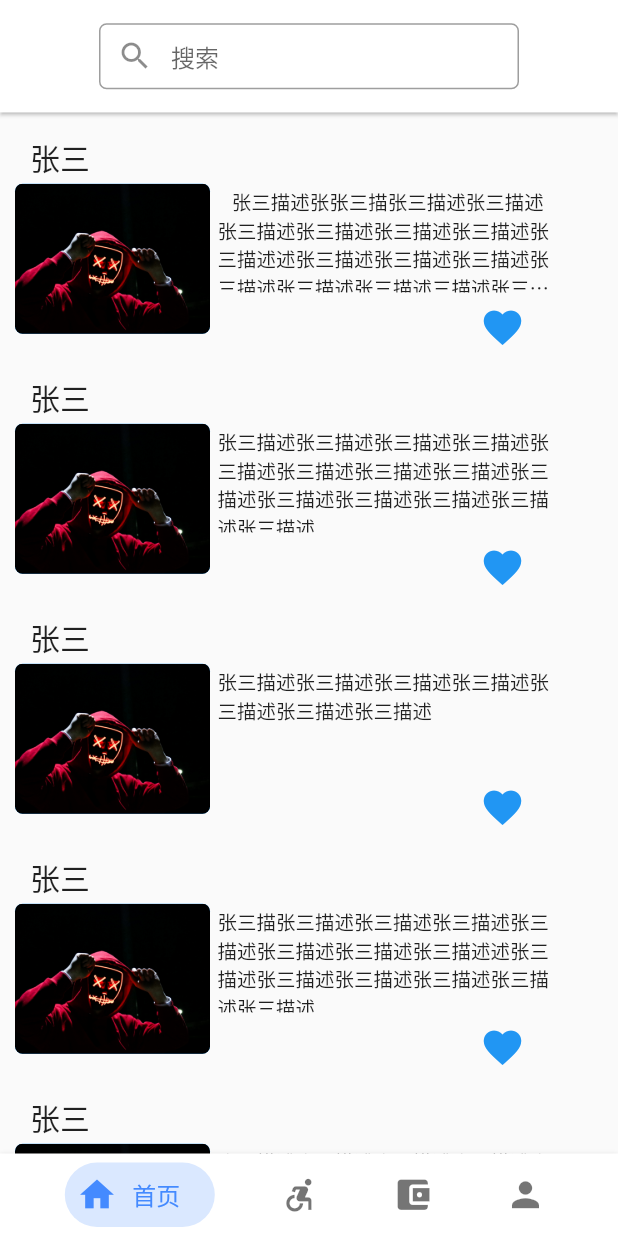
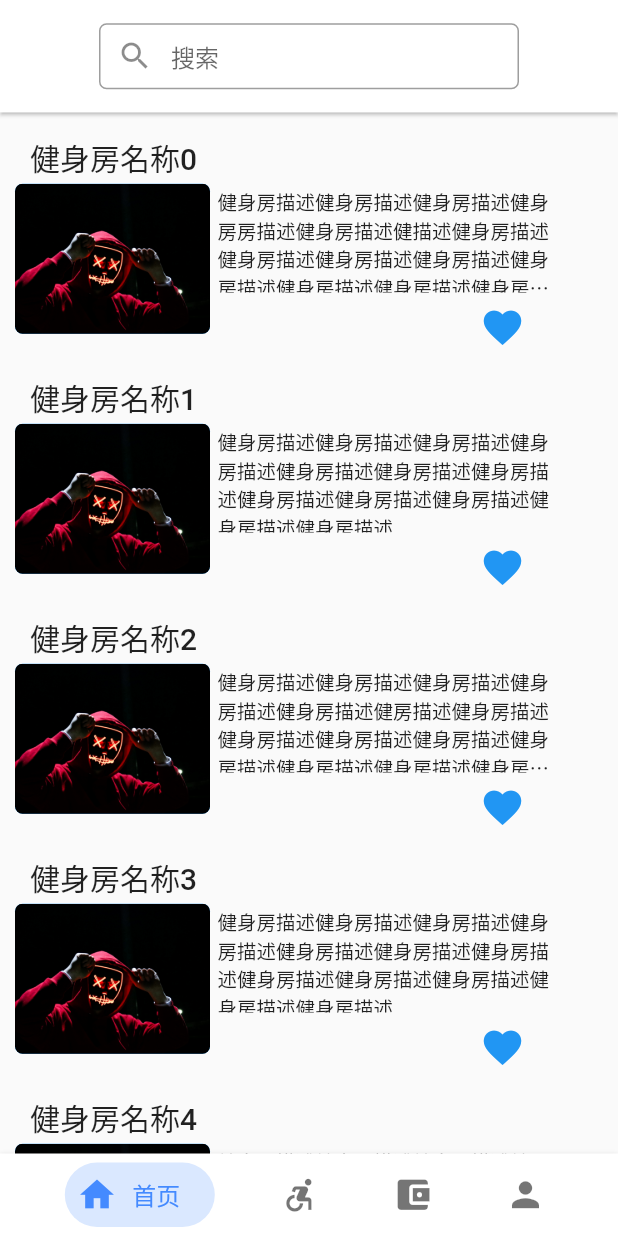
Before and after one commit to m47m/UpHold, a Flutter app: the screen it shows after launch, on a phone screen of 412 x 824 dp. Run offline on Flutter 3.47's test engine with Material 2 defaults, Android fonts, the phone set to English and light mode, and no system bars; our stand-ins replace shared_preferences.

Commit message:
健身房说明完善

```diff
--- a/lib/pages/Tabs/Home.dart
+++ b/lib/pages/Tabs/Home.dart
@@ -2,8 +2,7 @@ import 'dart:convert';
 
 import 'package:flutter/material.dart';
 import 'package:uphold/components/GymCardItem.dart';
-import 'package:uphold/pages/Gyms/GymDetails.dart';
-import 'package:uphold/pages/Persons/Record.dart';
+
 
 class TestBean {
   String title;
@@ -39,12 +38,12 @@ class _HomePageState extends State<HomePage> {
   _getData() {
     //一个JSON格式的字符串
     String jsonStr =
-        '[{"title":"张三","description":"   张三描述张张三描张三描述张三描述张三描述张三描述张三描述张三描述张三描述述张三描述张三描述张三描述张三描述张三描述张三描述三描述张三描述张三描述张三描述张三描述张三描述","isCollect":"1"},'
-        '{"title":"张三","description":"张三描述张三描述张三描述张三描述张三描述张三描述张三描述张三描述张三描述张三描述张三描述张三描述张三描述张三描述","isCollect":"0"},'
-        '{"title":"张三","description":"张三描述张三描述张三描述张三描述张三描述张三描述张三描述","isCollect":"1"},'
-        '{"title":"张三","description":"张三描张三描述张三描述张三描述张三描述张三描述张三描述张三描述述张三描述张三描述张三描述张三描述张三描述张三描述","isCollect":"0"},'
-        '{"title":"张三","description":"张三描述张三描述张三描述张三描述张三描述张三描述张三描述","isCollect":"0"},'
-        '{"title":"李四","description":"李四描述李四描述李四描述李四描述李四描述李四描述李四描述","isCollect":"1"}]';
+        '[{"title":"健身房名称0","description":"健身房描述健身房描述健身房描述健身房房描述健身房描述健描述健身房描述健身房描述健身房描述健身房描述健身房描述健身房描述健身房描述健身房描述","isCollect":"1"},'
+        '{"title":"健身房名称1","description":"健身房描述健身房描述健身房描述健身房描述健身房描述健身房描述健身房描述健身房描述健身房描述健身房描述健身房描述健身房描述","isCollect":"0"},'
+        '{"title":"健身房名称2","description":"健身房描述健身房描述健身房描述健身房描述健身房描述健房描述健身房描述健身房描述健身房描述健身房描述健身房描述健身房描述健身房描述健身房描述","isCollect":"1"},'
+        '{"title":"健身房名称3","description":"健身房描述健身房描述健身房描述健身房描述健身房描述健身房描述健身房描述健身房描述健身房描述健身房描述健身房描述健身房描述","isCollect":"0"},'
+        '{"title":"健身房名称4","description":"健身房描述健身房描述健身房描述健房描述健身房描述健身房描述健身房描述健身房描述健身房描述健身房描述健身房描述健身房描述健身房描述健身房描述","isCollect":"0"},'
+        '{"title":"健身房名称5","description":"健身房描述健身房描述健身房描述健身房描述健身房描述健身房描述健身房描述健身房描述健身房描述健身房描述健身房描述健身房描述","isCollect":"1"}]';
     //将JSON字符串转为List
     _list = json.decode(jsonStr);
 
```
